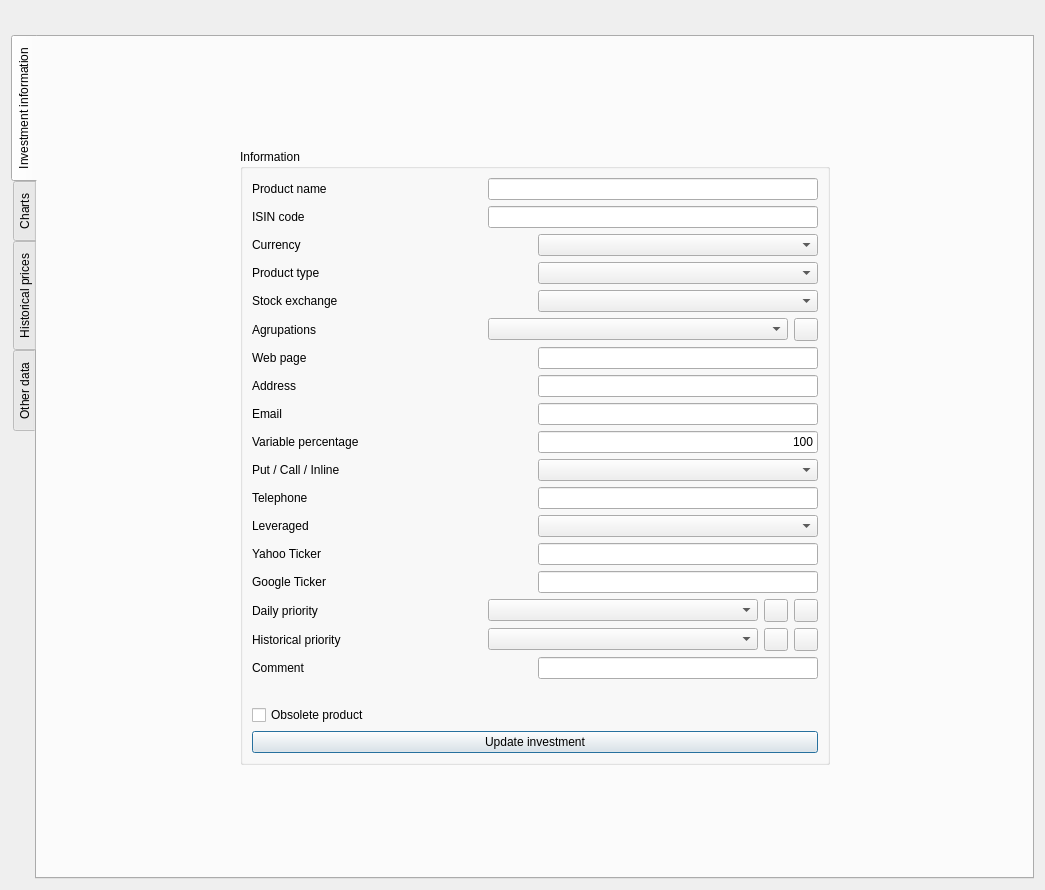
Above: ui/frmProductReport.ui from turulomio/xulpymoney before the change. Below: the same form after it.
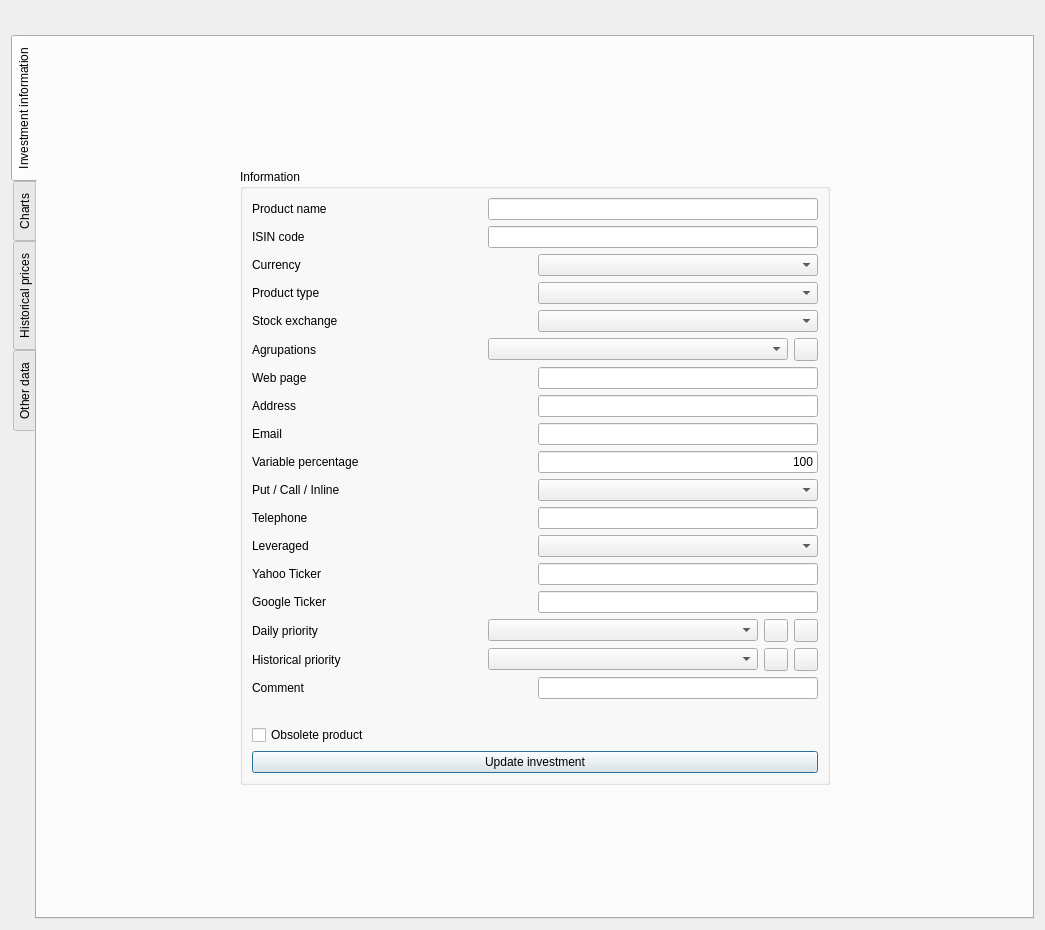
That is the form after the change. Icons and pictures are not drawn. Custom widgets are drawn as their Qt base class.

```diff
--- a/ui/frmProductReport.ui
+++ b/ui/frmProductReport.ui
@@ -10,7 +10,7 @@
     <x>0</x>
     <y>0</y>
     <width>1045</width>
-    <height>890</height>
+    <height>930</height>
    </rect>
   </property>
   <property name="windowTitle">
```
Left out of the diff: 2 changed lines with no effect on the pictures.
